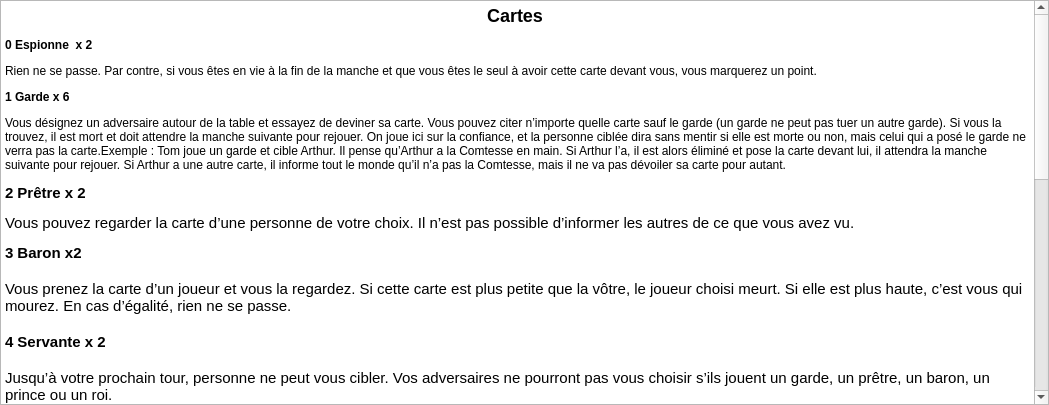
erreur130/LoveLetter, file FichiersQT/affichageactionscartes.ui: the form before one commit.
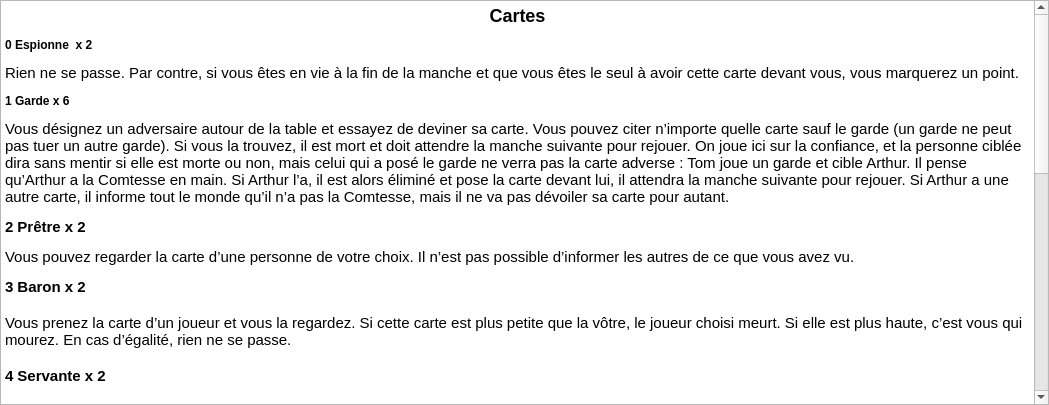
The form after the commit.

The edit to the form file:
```diff
--- a/FichiersQT/affichageactionscartes.ui
+++ b/FichiersQT/affichageactionscartes.ui
@@ -53,41 +53,41 @@
 hr { height: 1px; border-width: 0; }
 li.unchecked::marker { content: &quot;\2610&quot;; }
 li.checked::marker { content: &quot;\2612&quot;; }
-&lt;/style&gt;&lt;/head&gt;&lt;body style=&quot; font-family:'Ubuntu Sans'; font-size:11pt; font-weight:400; font-style:normal;&quot;&gt;
-&lt;h2 align=&quot;center&quot; style=&quot; margin-top:16px; margin-bottom:12px; margin-left:0px; margin-right:0px; -qt-block-indent:0; text-indent:0px;&quot;&gt;&lt;span style=&quot; font-size:x-large; font-weight:700;&quot;&gt;Cartes &lt;/span&gt;&lt;/h2&gt;
-&lt;h4 style=&quot; margin-top:12px; margin-bottom:12px; margin-left:0px; margin-right:0px; -qt-block-indent:0; text-indent:0px;&quot;&gt;&lt;span style=&quot; font-size:12pt; font-weight:700;&quot;&gt;0 Espionne  x 2&lt;/span&gt;&lt;/h4&gt;
-&lt;p style=&quot; margin-top:12px; margin-bottom:12px; margin-left:0px; margin-right:0px; -qt-block-indent:0; text-indent:0px;&quot;&gt;&lt;span style=&quot; font-size:medium;&quot;&gt;Rien ne se passe. Par contre, si vous êtes en vie à la fin de la manche et que vous êtes le seul à avoir cette carte devant vous, vous marquerez un point.&lt;/span&gt;&lt;/p&gt;
-&lt;h4 style=&quot; margin-top:12px; margin-bottom:12px; margin-left:0px; margin-right:0px; -qt-block-indent:0; text-indent:0px;&quot;&gt;&lt;span style=&quot; font-size:medium; font-weight:700;&quot;&gt;1 Garde x 6&lt;/span&gt;&lt;/h4&gt;
-&lt;p style=&quot; margin-top:12px; margin-bottom:12px; margin-left:0px; margin-right:0px; -qt-block-indent:0; text-indent:0px;&quot;&gt;&lt;span style=&quot; font-size:medium;&quot;&gt;Vous désignez un adversaire autour de la table et essayez de deviner sa carte. Vous pouvez citer n’importe quelle carte sauf le garde (un garde ne peut pas tuer un autre garde). Si vous la trouvez, il est mort et doit attendre la manche suivante pour rejouer. On joue ici sur la confiance, et la personne ciblée dira sans mentir si elle est morte ou non, mais celui qui a posé le garde ne verra pas la carte.Exemple : Tom joue un garde et cible Arthur. Il pense qu’Arthur a la Comtesse en main. Si Arthur l’a, il est alors éliminé et pose la carte devant lui, il attendra la manche suivante pour rejouer. Si Arthur a une autre carte, il informe tout le monde qu’il n’a pas la Comtesse, mais il ne va pas dévoiler sa carte pour autant.&lt;/span&gt;&lt;/p&gt;
-&lt;p style=&quot; margin-top:12px; margin-bottom:12px; margin-left:0px; margin-right:0px; -qt-block-indent:0; text-indent:0px;&quot;&gt;&lt;span style=&quot; font-weight:700;&quot;&gt;2 Prêtre x 2&lt;/span&gt;&lt;/p&gt;
-&lt;p style=&quot; margin-top:12px; margin-bottom:12px; margin-left:0px; margin-right:0px; -qt-block-indent:0; text-indent:0px;&quot;&gt;Vous pouvez regarder la carte d’une personne de votre choix. Il n’est pas possible d’informer les autres de ce que vous avez vu.&lt;/p&gt;
-&lt;p style=&quot; margin-top:0px; margin-bottom:0px; margin-left:0px; margin-right:0px; -qt-block-indent:0; text-indent:0px;&quot;&gt;&lt;span style=&quot; font-weight:700;&quot;&gt;3 Baron&lt;/span&gt; &lt;span style=&quot; font-weight:700;&quot;&gt;x2&lt;/span&gt;&lt;/p&gt;
-&lt;p style=&quot;-qt-paragraph-type:empty; margin-top:0px; margin-bottom:0px; margin-left:0px; margin-right:0px; -qt-block-indent:0; text-indent:0px; font-weight:700;&quot;&gt;&lt;br /&gt;&lt;/p&gt;
-&lt;p style=&quot; margin-top:0px; margin-bottom:0px; margin-left:0px; margin-right:0px; -qt-block-indent:0; text-indent:0px;&quot;&gt;Vous prenez la carte d’un joueur et vous la regardez. Si cette carte est plus petite que la vôtre, le joueur choisi meurt. Si elle est plus haute, c’est vous qui mourez. En cas d’égalité, rien ne se passe.&lt;/p&gt;
-&lt;p style=&quot;-qt-paragraph-type:empty; margin-top:0px; margin-bottom:0px; margin-left:0px; margin-right:0px; -qt-block-indent:0; text-indent:0px;&quot;&gt;&lt;br /&gt;&lt;/p&gt;
-&lt;p style=&quot; margin-top:0px; margin-bottom:0px; margin-left:0px; margin-right:0px; -qt-block-indent:0; text-indent:0px;&quot;&gt;&lt;span style=&quot; font-weight:700;&quot;&gt;4 Servante x 2&lt;/span&gt;&lt;/p&gt;
-&lt;p style=&quot;-qt-paragraph-type:empty; margin-top:0px; margin-bottom:0px; margin-left:0px; margin-right:0px; -qt-block-indent:0; text-indent:0px;&quot;&gt;&lt;br /&gt;&lt;/p&gt;
-&lt;p style=&quot; margin-top:0px; margin-bottom:0px; margin-left:0px; margin-right:0px; -qt-block-indent:0; text-indent:0px;&quot;&gt;Jusqu’à votre prochain tour, personne ne peut vous cibler. Vos adversaires ne pourront pas vous choisir s’ils jouent un garde, un prêtre, un baron, un prince ou un roi.&lt;/p&gt;
-&lt;p style=&quot;-qt-paragraph-type:empty; margin-top:0px; margin-bottom:0px; margin-left:0px; margin-right:0px; -qt-block-indent:0; text-indent:0px;&quot;&gt;&lt;br /&gt;&lt;/p&gt;
-&lt;p style=&quot; margin-top:0px; margin-bottom:0px; margin-left:0px; margin-right:0px; -qt-block-indent:0; text-indent:0px;&quot;&gt;&lt;span style=&quot; font-weight:700;&quot;&gt;5 Prince x 2&lt;/span&gt;&lt;/p&gt;
-&lt;p style=&quot;-qt-paragraph-type:empty; margin-top:0px; margin-bottom:0px; margin-left:0px; margin-right:0px; -qt-block-indent:0; text-indent:0px; font-weight:700;&quot;&gt;&lt;br /&gt;&lt;/p&gt;
-&lt;p style=&quot; margin-top:0px; margin-bottom:0px; margin-left:0px; margin-right:0px; -qt-block-indent:0; text-indent:0px;&quot;&gt;Choisissez un joueur (vous compris). Il doit défausser sa carte et en poser une nouvelle. Attention ici, la carte qui doit être jetée du fait du Prince sera révélée à tout le monde, mais son effet ne s’appliquera pas. Il ne se passera rien de particulier pour celui qui jette la carte sauf si c’est la Princesse (voir ci-après). Notons aussi que si vous jouez le Prince sur le dernier tour, il n’y a plus de cartes à prendre dans la pioche ; vous prendrez alors la carte qui a été mise de côté au départ.&lt;/p&gt;
-&lt;p style=&quot;-qt-paragraph-type:empty; margin-top:0px; margin-bottom:0px; margin-left:0px; margin-right:0px; -qt-block-indent:0; text-indent:0px;&quot;&gt;&lt;br /&gt;&lt;/p&gt;
-&lt;p style=&quot; margin-top:0px; margin-bottom:0px; margin-left:0px; margin-right:0px; -qt-block-indent:0; text-indent:0px;&quot;&gt;&lt;span style=&quot; font-weight:700;&quot;&gt;6 Chancelier x 2&lt;/span&gt;&lt;/p&gt;
-&lt;p style=&quot;-qt-paragraph-type:empty; margin-top:0px; margin-bottom:0px; margin-left:0px; margin-right:0px; -qt-block-indent:0; text-indent:0px;&quot;&gt;&lt;br /&gt;&lt;/p&gt;
-&lt;p style=&quot; margin-top:0px; margin-bottom:0px; margin-left:0px; margin-right:0px; -qt-block-indent:0; text-indent:0px;&quot;&gt;Vous piochez deux cartes (vous en avez alors 3 en main) puis vous en gardez une, et vous mettez les deux autres à la fin de la pioche dans l’ordre de votre choix. S’il n’y a qu’une seule carte dans la pioche quand vous jouez le chancelier, alors vous pouvez faire la manipulation, mais en prenant une seule carte et en remettant celle que vous voulez parmi les deux que vous avez dans la pioche.&lt;/p&gt;
-&lt;p style=&quot;-qt-paragraph-type:empty; margin-top:0px; margin-bottom:0px; margin-left:0px; margin-right:0px; -qt-block-indent:0; text-indent:0px;&quot;&gt;&lt;br /&gt;&lt;/p&gt;
-&lt;p style=&quot; margin-top:0px; margin-bottom:0px; margin-left:0px; margin-right:0px; -qt-block-indent:0; text-indent:0px;&quot;&gt;&lt;span style=&quot; font-weight:700;&quot;&gt;7 Roi x 1&lt;/span&gt;&lt;/p&gt;
-&lt;p style=&quot;-qt-paragraph-type:empty; margin-top:0px; margin-bottom:0px; margin-left:0px; margin-right:0px; -qt-block-indent:0; text-indent:0px; font-weight:700;&quot;&gt;&lt;br /&gt;&lt;/p&gt;
-&lt;p style=&quot; margin-top:0px; margin-bottom:0px; margin-left:0px; margin-right:0px; -qt-block-indent:0; text-indent:0px;&quot;&gt;Vous devez échanger votre carte avec la carte d’un autre joueur.&lt;/p&gt;
-&lt;p style=&quot;-qt-paragraph-type:empty; margin-top:0px; margin-bottom:0px; margin-left:0px; margin-right:0px; -qt-block-indent:0; text-indent:0px;&quot;&gt;&lt;br /&gt;&lt;/p&gt;
-&lt;p style=&quot; margin-top:0px; margin-bottom:0px; margin-left:0px; margin-right:0px; -qt-block-indent:0; text-indent:0px;&quot;&gt;&lt;span style=&quot; font-weight:700;&quot;&gt;8 Comtesse x 1&lt;/span&gt;&lt;/p&gt;
-&lt;p style=&quot;-qt-paragraph-type:empty; margin-top:0px; margin-bottom:0px; margin-left:0px; margin-right:0px; -qt-block-indent:0; text-indent:0px;&quot;&gt;&lt;br /&gt;&lt;/p&gt;
-&lt;p style=&quot; margin-top:0px; margin-bottom:0px; margin-left:0px; margin-right:0px; -qt-block-indent:0; text-indent:0px;&quot;&gt;Si vous avez le Prince ou le Roi avec la Comtesse, vous êtes obligé(e) de jouer la Comtesse. Ici encore, pas de triche possible. A l’image du Baron, c’est à vous d’être attentif et de jouer le jeu. Si vous avez Comtesse + Prince, alors vous ne pouvez pas jouer votre Prince. Idem avec le Roi. Notez cependant que rien ne vous empêche de jouer votre Comtesse si vous avez une autre carte. C’est un des bluffs possibles, les autres joueurs ne savent pas si vous la jouez par choix ou par obligation.&lt;/p&gt;
-&lt;p style=&quot;-qt-paragraph-type:empty; margin-top:0px; margin-bottom:0px; margin-left:0px; margin-right:0px; -qt-block-indent:0; text-indent:0px;&quot;&gt;&lt;br /&gt;&lt;/p&gt;
-&lt;p style=&quot; margin-top:0px; margin-bottom:0px; margin-left:0px; margin-right:0px; -qt-block-indent:0; text-indent:0px;&quot;&gt;&lt;span style=&quot; font-weight:700;&quot;&gt;9 Princesse x 1&lt;/span&gt;&lt;/p&gt;
-&lt;p style=&quot;-qt-paragraph-type:empty; margin-top:0px; margin-bottom:0px; margin-left:0px; margin-right:0px; -qt-block-indent:0; text-indent:0px;&quot;&gt;&lt;br /&gt;&lt;/p&gt;
-&lt;p style=&quot; margin-top:0px; margin-bottom:0px; margin-left:0px; margin-right:0px; -qt-block-indent:0; text-indent:0px;&quot;&gt;Si vous jouez ou défaussez la princesse, vous êtes éliminé(e). Notons que si vous devez jeter la princesse parce que quelqu’un joue le Prince contre vous, alors vous êtes éliminé(e).&lt;/p&gt;&lt;/body&gt;&lt;/html&gt;</string>
+&lt;/style&gt;&lt;/head&gt;&lt;body style=&quot; font-family:'Segoe UI'; font-size:9pt; font-weight:400; font-style:normal;&quot;&gt;
+&lt;h2 align=&quot;center&quot; style=&quot; margin-top:16px; margin-bottom:12px; margin-left:0px; margin-right:0px; -qt-block-indent:0; text-indent:0px;&quot;&gt;&lt;span style=&quot; font-family:'Ubuntu Sans'; font-size:11pt; font-weight:700;&quot;&gt;Cartes&lt;/span&gt;&lt;/h2&gt;
+&lt;h4 style=&quot; margin-top:12px; margin-bottom:12px; margin-left:0px; margin-right:0px; -qt-block-indent:0; text-indent:0px;&quot;&gt;&lt;span style=&quot; font-family:'Ubuntu Sans'; font-size:12pt; font-weight:700;&quot;&gt;0 Espionne  x 2&lt;/span&gt;&lt;/h4&gt;
+&lt;p style=&quot; margin-top:12px; margin-bottom:12px; margin-left:0px; margin-right:0px; -qt-block-indent:0; text-indent:0px;&quot;&gt;&lt;span style=&quot; font-family:'Ubuntu Sans'; font-size:11pt;&quot;&gt;Rien ne se passe. Par contre, si vous êtes en vie à la fin de la manche et que vous êtes le seul à avoir cette carte devant vous, vous marquerez un point.&lt;/span&gt;&lt;/p&gt;
+&lt;h4 style=&quot; margin-top:12px; margin-bottom:12px; margin-left:0px; margin-right:0px; -qt-block-indent:0; text-indent:0px;&quot;&gt;&lt;span style=&quot; font-family:'Ubuntu Sans'; font-size:11pt; font-weight:700;&quot;&gt;1 Garde x 6&lt;/span&gt;&lt;/h4&gt;
+&lt;p style=&quot; margin-top:12px; margin-bottom:12px; margin-left:0px; margin-right:0px; -qt-block-indent:0; text-indent:0px;&quot;&gt;&lt;span style=&quot; font-family:'Ubuntu Sans'; font-size:11pt;&quot;&gt;Vous désignez un adversaire autour de la table et essayez de deviner sa carte. Vous pouvez citer n’importe quelle carte sauf le garde (un garde ne peut pas tuer un autre garde). Si vous la trouvez, il est mort et doit attendre la manche suivante pour rejouer. On joue ici sur la confiance, et la personne ciblée dira sans mentir si elle est morte ou non, mais celui qui a posé le garde ne verra pas la carte adverse : Tom joue un garde et cible Arthur. Il pense qu’Arthur a la Comtesse en main. Si Arthur l’a, il est alors éliminé et pose la carte devant lui, il attendra la manche suivante pour rejouer. Si Arthur a une autre carte, il informe tout le monde qu’il n’a pas la Comtesse, mais il ne va pas dévoiler sa carte pour autant.&lt;/span&gt;&lt;/p&gt;
+&lt;p style=&quot; margin-top:12px; margin-bottom:12px; margin-left:0px; margin-right:0px; -qt-block-indent:0; text-indent:0px;&quot;&gt;&lt;span style=&quot; font-family:'Ubuntu Sans'; font-size:11pt; font-weight:700;&quot;&gt;2 Prêtre x 2&lt;/span&gt;&lt;/p&gt;
+&lt;p style=&quot; margin-top:12px; margin-bottom:12px; margin-left:0px; margin-right:0px; -qt-block-indent:0; text-indent:0px;&quot;&gt;&lt;span style=&quot; font-family:'Ubuntu Sans'; font-size:11pt;&quot;&gt;Vous pouvez regarder la carte d’une personne de votre choix. Il n’est pas possible d’informer les autres de ce que vous avez vu.&lt;/span&gt;&lt;/p&gt;
+&lt;p style=&quot; margin-top:0px; margin-bottom:0px; margin-left:0px; margin-right:0px; -qt-block-indent:0; text-indent:0px;&quot;&gt;&lt;span style=&quot; font-family:'Ubuntu Sans'; font-size:11pt; font-weight:700;&quot;&gt;3 Baron&lt;/span&gt;&lt;span style=&quot; font-family:'Ubuntu Sans'; font-size:11pt;&quot;&gt; &lt;/span&gt;&lt;span style=&quot; font-family:'Ubuntu Sans'; font-size:11pt; font-weight:700;&quot;&gt;x 2&lt;/span&gt;&lt;/p&gt;
+&lt;p style=&quot;-qt-paragraph-type:empty; margin-top:0px; margin-bottom:0px; margin-left:0px; margin-right:0px; -qt-block-indent:0; text-indent:0px; font-family:'Ubuntu Sans'; font-size:11pt; font-weight:700;&quot;&gt;&lt;br /&gt;&lt;/p&gt;
+&lt;p style=&quot; margin-top:0px; margin-bottom:0px; margin-left:0px; margin-right:0px; -qt-block-indent:0; text-indent:0px;&quot;&gt;&lt;span style=&quot; font-family:'Ubuntu Sans'; font-size:11pt;&quot;&gt;Vous prenez la carte d’un joueur et vous la regardez. Si cette carte est plus petite que la vôtre, le joueur choisi meurt. Si elle est plus haute, c’est vous qui mourez. En cas d’égalité, rien ne se passe.&lt;/span&gt;&lt;/p&gt;
+&lt;p style=&quot;-qt-paragraph-type:empty; margin-top:0px; margin-bottom:0px; margin-left:0px; margin-right:0px; -qt-block-indent:0; text-indent:0px; font-family:'Ubuntu Sans'; font-size:11pt;&quot;&gt;&lt;br /&gt;&lt;/p&gt;
+&lt;p style=&quot; margin-top:0px; margin-bottom:0px; margin-left:0px; margin-right:0px; -qt-block-indent:0; text-indent:0px;&quot;&gt;&lt;span style=&quot; font-family:'Ubuntu Sans'; font-size:11pt; font-weight:700;&quot;&gt;4 Servante x 2&lt;/span&gt;&lt;/p&gt;
+&lt;p style=&quot;-qt-paragraph-type:empty; margin-top:0px; margin-bottom:0px; margin-left:0px; margin-right:0px; -qt-block-indent:0; text-indent:0px; font-family:'Ubuntu Sans'; font-size:11pt;&quot;&gt;&lt;br /&gt;&lt;/p&gt;
+&lt;p style=&quot; margin-top:0px; margin-bottom:0px; margin-left:0px; margin-right:0px; -qt-block-indent:0; text-indent:0px;&quot;&gt;&lt;span style=&quot; font-family:'Ubuntu Sans'; font-size:11pt;&quot;&gt;Jusqu’à votre prochain tour, personne ne peut vous cibler. Vos adversaires ne pourront pas vous choisir s’ils jouent un garde, un prêtre, un baron, un prince ou un roi.&lt;/span&gt;&lt;/p&gt;
+&lt;p style=&quot;-qt-paragraph-type:empty; margin-top:0px; margin-bottom:0px; margin-left:0px; margin-right:0px; -qt-block-indent:0; text-indent:0px; font-family:'Ubuntu Sans'; font-size:11pt;&quot;&gt;&lt;br /&gt;&lt;/p&gt;
+&lt;p style=&quot; margin-top:0px; margin-bottom:0px; margin-left:0px; margin-right:0px; -qt-block-indent:0; text-indent:0px;&quot;&gt;&lt;span style=&quot; font-family:'Ubuntu Sans'; font-size:11pt; font-weight:700;&quot;&gt;5 Prince x 2&lt;/span&gt;&lt;/p&gt;
+&lt;p style=&quot;-qt-paragraph-type:empty; margin-top:0px; margin-bottom:0px; margin-left:0px; margin-right:0px; -qt-block-indent:0; text-indent:0px; font-family:'Ubuntu Sans'; font-size:11pt; font-weight:700;&quot;&gt;&lt;br /&gt;&lt;/p&gt;
+&lt;p style=&quot; margin-top:0px; margin-bottom:0px; margin-left:0px; margin-right:0px; -qt-block-indent:0; text-indent:0px;&quot;&gt;&lt;span style=&quot; font-family:'Ubuntu Sans'; font-size:11pt;&quot;&gt;Choisissez un joueur (vous compris). Il doit défausser sa carte et en poser une nouvelle. Attention ici, la carte qui doit être jetée du fait du Prince sera révélée à tout le monde, mais son effet ne s’appliquera pas. Il ne se passera rien de particulier pour celui qui jette la carte sauf si c’est la Princesse (voir ci-après). Notons aussi que si vous jouez le Prince sur le dernier tour, il n’y a plus de cartes à prendre dans la pioche ; vous prendrez alors la carte qui a été mise de côté au départ.&lt;/span&gt;&lt;/p&gt;
+&lt;p style=&quot;-qt-paragraph-type:empty; margin-top:0px; margin-bottom:0px; margin-left:0px; margin-right:0px; -qt-block-indent:0; text-indent:0px; font-family:'Ubuntu Sans'; font-size:11pt;&quot;&gt;&lt;br /&gt;&lt;/p&gt;
+&lt;p style=&quot; margin-top:0px; margin-bottom:0px; margin-left:0px; margin-right:0px; -qt-block-indent:0; text-indent:0px;&quot;&gt;&lt;span style=&quot; font-family:'Ubuntu Sans'; font-size:11pt; font-weight:700;&quot;&gt;6 Chancelier x 2&lt;/span&gt;&lt;/p&gt;
+&lt;p style=&quot;-qt-paragraph-type:empty; margin-top:0px; margin-bottom:0px; margin-left:0px; margin-right:0px; -qt-block-indent:0; text-indent:0px; font-family:'Ubuntu Sans'; font-size:11pt;&quot;&gt;&lt;br /&gt;&lt;/p&gt;
+&lt;p style=&quot; margin-top:0px; margin-bottom:0px; margin-left:0px; margin-right:0px; -qt-block-indent:0; text-indent:0px;&quot;&gt;&lt;span style=&quot; font-family:'Ubuntu Sans'; font-size:11pt;&quot;&gt;Vous piochez deux cartes (vous en avez alors 3 en main) puis vous en gardez une, et vous mettez les deux autres à la fin de la pioche dans l’ordre de votre choix. S’il n’y a qu’une seule carte dans la pioche quand vous jouez le chancelier, alors vous pouvez faire la manipulation, mais en prenant une seule carte et en remettant celle que vous voulez parmi les deux que vous avez dans la pioche.&lt;/span&gt;&lt;/p&gt;
+&lt;p style=&quot;-qt-paragraph-type:empty; margin-top:0px; margin-bottom:0px; margin-left:0px; margin-right:0px; -qt-block-indent:0; text-indent:0px; font-family:'Ubuntu Sans'; font-size:11pt;&quot;&gt;&lt;br /&gt;&lt;/p&gt;
+&lt;p style=&quot; margin-top:0px; margin-bottom:0px; margin-left:0px; margin-right:0px; -qt-block-indent:0; text-indent:0px;&quot;&gt;&lt;span style=&quot; font-family:'Ubuntu Sans'; font-size:11pt; font-weight:700;&quot;&gt;7 Roi x 1&lt;/span&gt;&lt;/p&gt;
+&lt;p style=&quot;-qt-paragraph-type:empty; margin-top:0px; margin-bottom:0px; margin-left:0px; margin-right:0px; -qt-block-indent:0; text-indent:0px; font-family:'Ubuntu Sans'; font-size:11pt; font-weight:700;&quot;&gt;&lt;br /&gt;&lt;/p&gt;
+&lt;p style=&quot; margin-top:0px; margin-bottom:0px; margin-left:0px; margin-right:0px; -qt-block-indent:0; text-indent:0px;&quot;&gt;&lt;span style=&quot; font-family:'Ubuntu Sans'; font-size:11pt;&quot;&gt;Vous devez échanger votre carte avec la carte d’un autre joueur.&lt;/span&gt;&lt;/p&gt;
+&lt;p style=&quot;-qt-paragraph-type:empty; margin-top:0px; margin-bottom:0px; margin-left:0px; margin-right:0px; -qt-block-indent:0; text-indent:0px; font-family:'Ubuntu Sans'; font-size:11pt;&quot;&gt;&lt;br /&gt;&lt;/p&gt;
+&lt;p style=&quot; margin-top:0px; margin-bottom:0px; margin-left:0px; margin-right:0px; -qt-block-indent:0; text-indent:0px;&quot;&gt;&lt;span style=&quot; font-family:'Ubuntu Sans'; font-size:11pt; font-weight:700;&quot;&gt;8 Comtesse x 1&lt;/span&gt;&lt;/p&gt;
+&lt;p style=&quot;-qt-paragraph-type:empty; margin-top:0px; margin-bottom:0px; margin-left:0px; margin-right:0px; -qt-block-indent:0; text-indent:0px; font-family:'Ubuntu Sans'; font-size:11pt;&quot;&gt;&lt;br /&gt;&lt;/p&gt;
+&lt;p style=&quot; margin-top:0px; margin-bottom:0px; margin-left:0px; margin-right:0px; -qt-block-indent:0; text-indent:0px;&quot;&gt;&lt;span style=&quot; font-family:'Ubuntu Sans'; font-size:11pt;&quot;&gt;Si vous avez le Prince ou le Roi avec la Comtesse, vous êtes obligé(e) de jouer la Comtesse. Ici encore, pas de triche possible. A l’image du Baron, c’est à vous d’être attentif et de jouer le jeu. Si vous avez Comtesse + Prince, alors vous ne pouvez pas jouer votre Prince. Idem avec le Roi. Notez cependant que rien ne vous empêche de jouer votre Comtesse si vous avez une autre carte. C’est un des bluffs possibles, les autres joueurs ne savent pas si vous la jouez par choix ou par obligation.&lt;/span&gt;&lt;/p&gt;
+&lt;p style=&quot;-qt-paragraph-type:empty; margin-top:0px; margin-bottom:0px; margin-left:0px; margin-right:0px; -qt-block-indent:0; text-indent:0px; font-family:'Ubuntu Sans'; font-size:11pt;&quot;&gt;&lt;br /&gt;&lt;/p&gt;
+&lt;p style=&quot; margin-top:0px; margin-bottom:0px; margin-left:0px; margin-right:0px; -qt-block-indent:0; text-indent:0px;&quot;&gt;&lt;span style=&quot; font-family:'Ubuntu Sans'; font-size:11pt; font-weight:700;&quot;&gt;9 Princesse x 1&lt;/span&gt;&lt;/p&gt;
+&lt;p style=&quot;-qt-paragraph-type:empty; margin-top:0px; margin-bottom:0px; margin-left:0px; margin-right:0px; -qt-block-indent:0; text-indent:0px; font-family:'Ubuntu Sans'; font-size:11pt;&quot;&gt;&lt;br /&gt;&lt;/p&gt;
+&lt;p style=&quot; margin-top:0px; margin-bottom:0px; margin-left:0px; margin-right:0px; -qt-block-indent:0; text-indent:0px;&quot;&gt;&lt;span style=&quot; font-family:'Ubuntu Sans'; font-size:11pt;&quot;&gt;Si vous jouez ou défaussez la princesse, vous êtes éliminé(e). Notons que si vous devez jeter la princesse parce que quelqu’un joue le Prince contre vous, alors vous êtes éliminé(e).&lt;/span&gt;&lt;/p&gt;&lt;/body&gt;&lt;/html&gt;</string>
      </property>
     </widget>
    </item>
```
